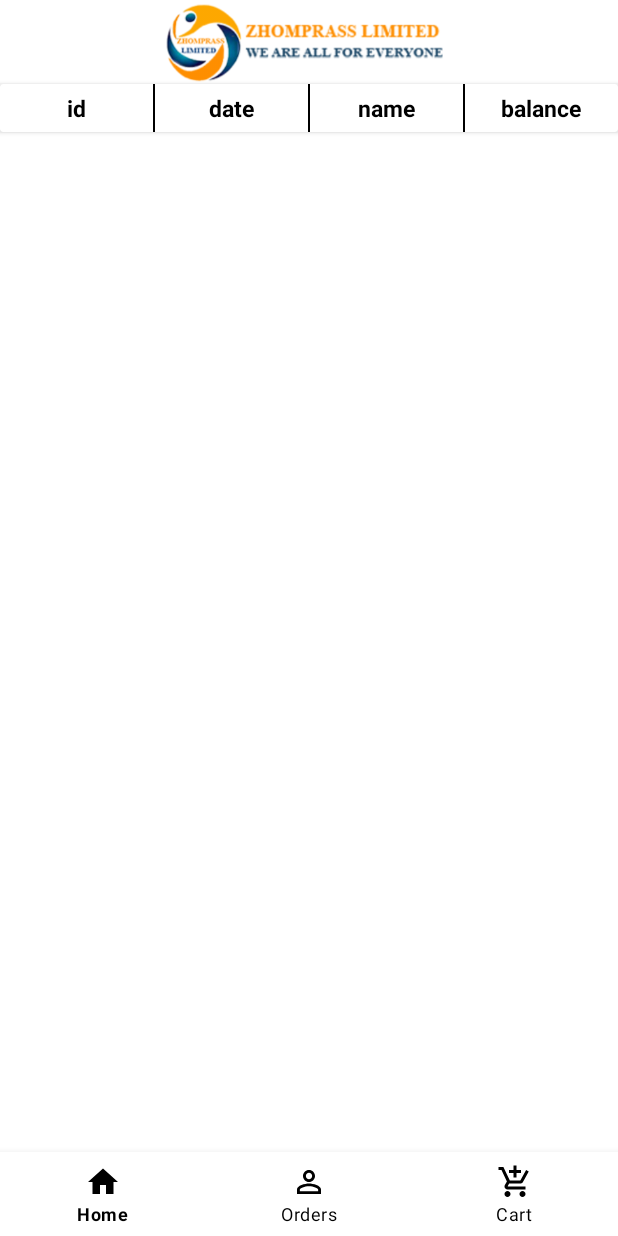
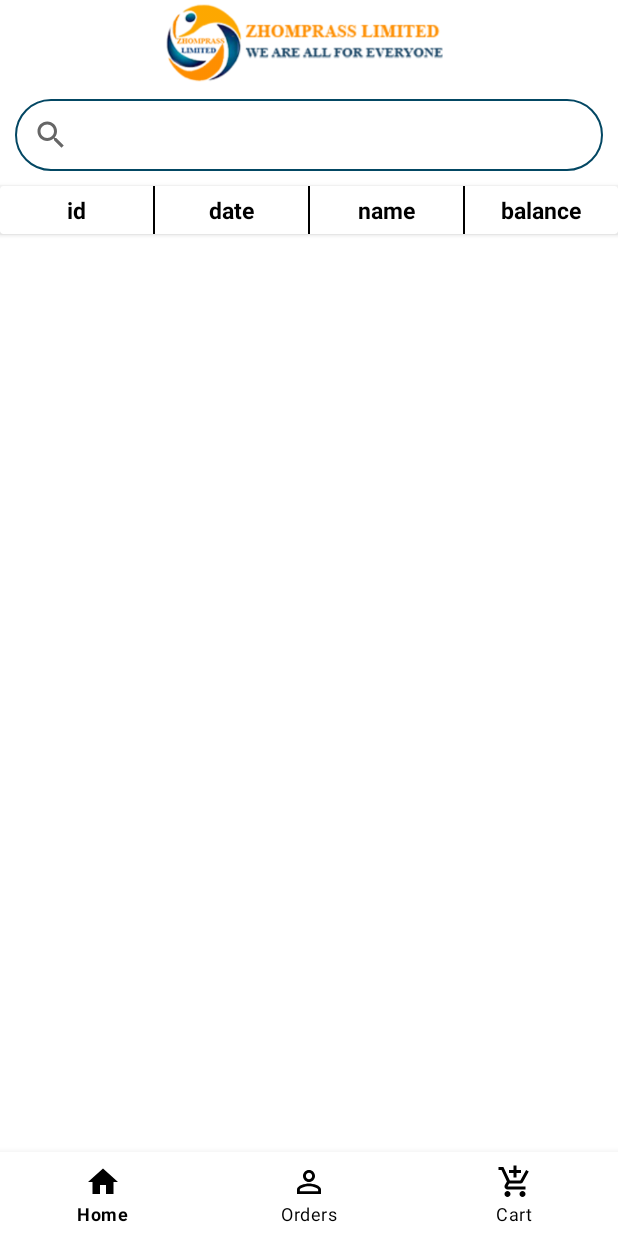
Before and after one commit to prinonbhowmik/Zhomprass, an Android app: the DashDetailsActivity screen opened directly, with no data from a screen before it, on a phone screen of 412 x 824 dp. Run offline under Robolectric (Android 15) with nearby library versions, the phone set to English and light mode, and no system bars.

Commit message:
dashboard commit

```diff
--- a/app/src/main/res/layout/activity_dash_details.xml
+++ b/app/src/main/res/layout/activity_dash_details.xml
@@ -27,8 +27,17 @@
 
     </androidx.appcompat.widget.Toolbar>
 
+    <SearchView
+        android:layout_below="@+id/toolbar"
+        android:layout_width="match_parent"
+        android:layout_height="wrap_content"
+        app:queryHint="Search here"
+        android:background="@drawable/custom_et"
+        android:layout_margin="10dp"
+        android:id="@+id/search"/>
+
     <androidx.cardview.widget.CardView
-        android:layout_below="@+id/toolbar"
+        android:layout_below="@+id/search"
         android:layout_width="match_parent"
         android:layout_height="wrap_content"
         android:id="@+id/tableHeader"
```
